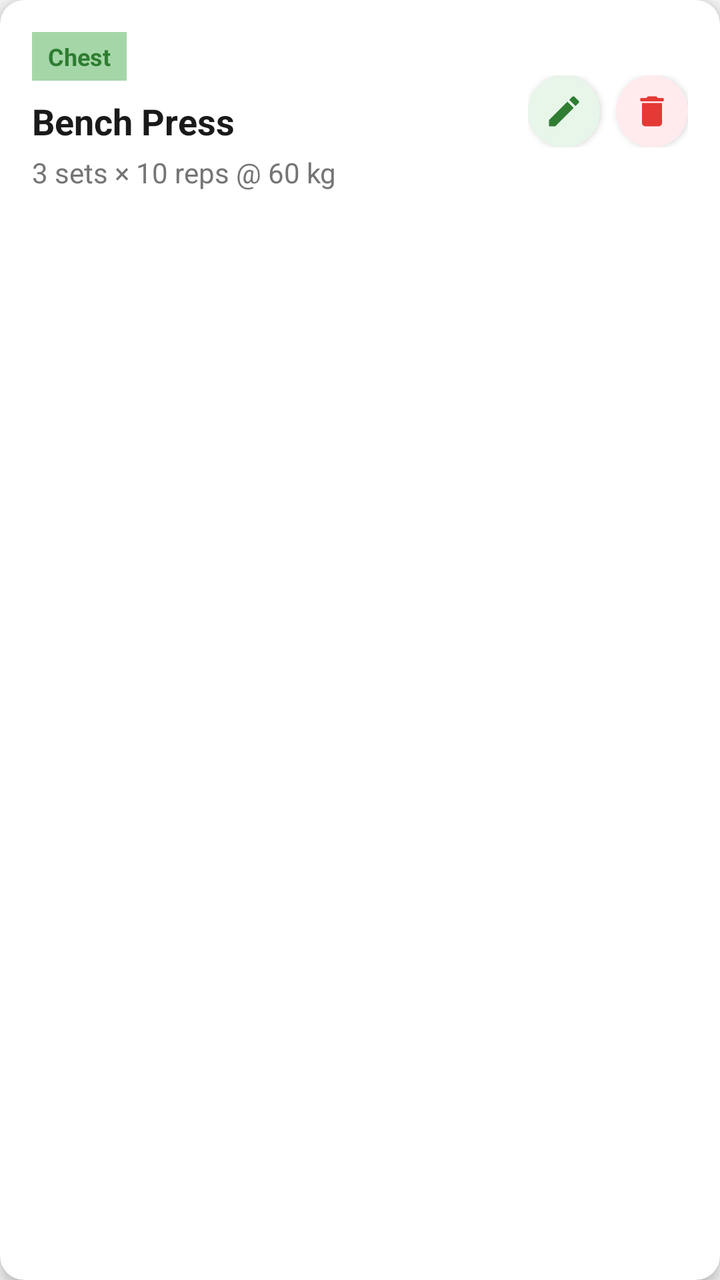
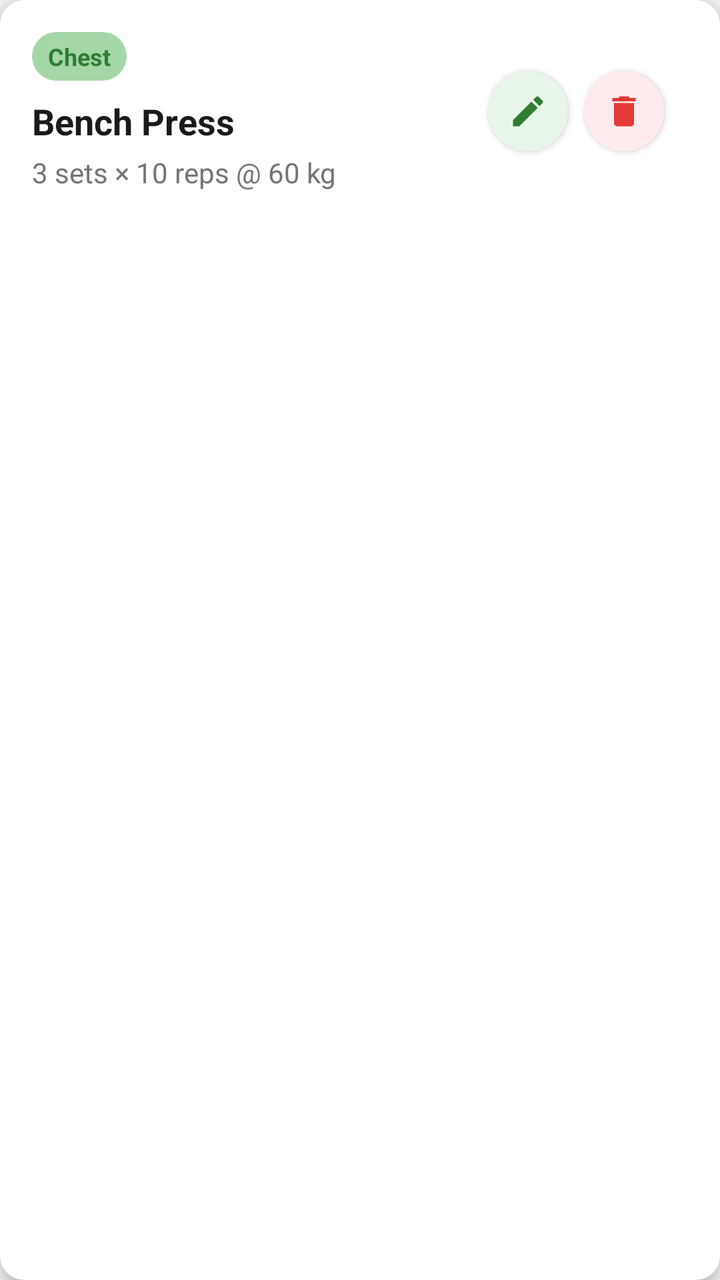

The first picture is an Android layout as it rendered before a commit; the second is the same layout after the commit. The layout source and the unified diff follow.
<!-- AndroidManifest.xml: application theme Theme.WorkoutTracker -->
<!-- res/layout/item_workout.xml -->
<?xml version="1.0" encoding="utf-8"?>
<com.google.android.material.card.MaterialCardView xmlns:android="http://schemas.android.com/apk/res/android"
    xmlns:app="http://schemas.android.com/apk/res-auto"
    android:layout_width="match_parent"
    android:layout_height="wrap_content"
    android:layout_marginHorizontal="16dp"
    android:layout_marginVertical="8dp"
    app:cardCornerRadius="12dp"
    app:cardElevation="4dp"
    app:cardBackgroundColor="@color/colorSurface">

    <LinearLayout
        android:layout_width="match_parent"
        android:layout_height="wrap_content"
        android:orientation="horizontal"
        android:padding="16dp"
        android:gravity="center_vertical">

        
        <LinearLayout
            android:layout_width="0dp"
            android:layout_height="wrap_content"
            android:layout_weight="1"
            android:orientation="vertical">

            
            <LinearLayout
                android:layout_width="wrap_content"
                android:layout_height="wrap_content"
                android:layout_marginBottom="8dp">

                <TextView
                    android:id="@+id/tvCategory"
                    android:layout_width="wrap_content"
                    android:layout_height="wrap_content"
                    android:text="Chest"
                    android:background="@color/colorHighlight"
                    android:textColor="@color/colorPrimary"
                    android:textSize="12sp"
                    android:textStyle="bold"
                    android:paddingHorizontal="8dp"
                    android:paddingVertical="4dp" />
            </LinearLayout>

            
            <TextView
                android:id="@+id/tvWorkoutName"
                android:layout_width="match_parent"
                android:layout_height="wrap_content"
                android:text="Bench Press"
                android:textSize="18sp"
                android:textStyle="bold"
                android:textColor="@color/colorTextPrimary"
                android:layout_marginBottom="4dp" />

            
            <TextView
                android:id="@+id/tvWorkoutDetails"
                android:layout_width="match_parent"
                android:layout_height="wrap_content"
                android:text="3 sets × 10 reps @ 60 kg"
                android:textColor="@color/colorTextSecondary"
                android:textSize="14sp" />

        </LinearLayout>

        
        <LinearLayout
            android:layout_width="wrap_content"
            android:layout_height="wrap_content"
            android:orientation="horizontal"
            android:gravity="center"
            android:layout_marginStart="16dp">

            
            <com.google.android.material.button.MaterialButton
                android:id="@+id/btnEdit"
                style="@style/Widget.MaterialComponents.Button.Icon"
                android:layout_width="36dp"
                android:layout_height="36dp"
                android:padding="0dp"
                app:icon="@drawable/ic_edit"
                app:iconSize="20dp"
                app:iconGravity="textStart"
                app:iconPadding="0dp"
                app:iconTint="@color/colorPrimary"
                app:backgroundTint="#E8F5E9"
                app:cornerRadius="18dp"
                app:rippleColor="@color/colorHighlight"
                android:layout_marginEnd="8dp"
                android:insetTop="0dp"
                android:insetBottom="0dp"
                android:insetLeft="0dp"
                android:insetRight="0dp"
                android:contentDescription="Edit" />

            
            <com.google.android.material.button.MaterialButton
                android:id="@+id/btnDelete"
                style="@style/Widget.MaterialComponents.Button.Icon"
                android:layout_width="36dp"
                android:layout_height="36dp"
                android:padding="0dp"
                app:icon="@drawable/ic_delete"
                app:iconSize="20dp"
                app:iconGravity="textStart"
                app:iconPadding="0dp"
                app:iconTint="@color/colorError"
                app:backgroundTint="#FFEBEE"
                app:cornerRadius="18dp"
                app:rippleColor="#FFCDD2"
                android:insetTop="0dp"
                android:insetBottom="0dp"
                android:insetLeft="0dp"
                android:insetRight="0dp"
                android:contentDescription="Delete" />

        </LinearLayout>

    </LinearLayout>

</com.google.android.material.card.MaterialCardView>
<!-- resources referenced by this layout -->
<resources>
  <color name="colorError">#E53935</color>
  <color name="colorHighlight">#A5D6A7</color>
  <color name="colorPrimary">#2E7D32</color>
  <color name="colorSurface">#FFFFFF</color>
  <color name="colorTextPrimary">#1A1A1A</color>
  <color name="colorTextSecondary">#757575</color>
  <!-- drawable ic_delete (drawable) -->
  <vector xmlns:android="http://schemas.android.com/apk/res/android"
      android:width="24dp"
      android:height="24dp"
      android:viewportWidth="24"
      android:viewportHeight="24">
    <path
        android:fillColor="#E53935"
        android:pathData="M6,19c0,1.1 0.9,2 2,2h8c1.1,0 2-0.9 2-2V7H6v12z M19,4h-3.5l-1-1h-5l-1,1H5v2h14V4z"/>
  </vector>
  <!-- drawable ic_edit (drawable) -->
  <vector xmlns:android="http://schemas.android.com/apk/res/android"
      android:width="24dp"
      android:height="24dp"
      android:viewportWidth="24"
      android:viewportHeight="24">
    <path
        android:fillColor="#2E7D32"
        android:pathData="M3,17.25V21h3.75L17.81,9.94l-3.75-3.75L3,17.25z M20.71,7.04c0.39-0.39,0.39-1.02,0-1.41l-2.34-2.34c-0.39-0.39-1.02-0.39-1.41,0l-1.83,1.83 3.75,3.75 1.83-1.83z"/>
  </vector>
  <style name="Theme.WorkoutTracker" parent="Base.Theme.WorkoutTracker" />
  <style name="Base.Theme.WorkoutTracker" parent="Theme.MaterialComponents.Light.NoActionBar">
          
          <item name="colorPrimary">@color/colorPrimary</item>
          <item name="colorPrimaryVariant">@color/colorPrimaryDark</item>
          <item name="colorOnPrimary">@color/white</item>
          
          <item name="colorSecondary">@color/colorAccent</item>
          <item name="colorSecondaryVariant">@color/colorPrimaryDark</item>
          <item name="colorOnSecondary">@color/white</item>
          
          <item name="android:statusBarColor">?attr/colorPrimaryVariant</item>
          
          <item name="android:windowBackground">@color/colorBackground</item>
      </style>
  <color name="colorPrimaryDark">#1B5E20</color>
  <color name="white">#FFFFFF</color>
  <color name="colorAccent">#66BB6A</color>
  <color name="colorBackground">#F5F5F5</color>
</resources>

<!-- the commit's change to res/layout/item_workout.xml (unified diff, before → after) -->
@@ -7,14 +7,18 @@
     android:layout_marginVertical="8dp"
     app:cardCornerRadius="12dp"
     app:cardElevation="4dp"
-    app:cardBackgroundColor="@color/colorSurface">
+    app:cardBackgroundColor="@color/colorSurface"
+    android:clipChildren="false"
+    android:clipToPadding="false">
 
     <LinearLayout
         android:layout_width="match_parent"
         android:layout_height="wrap_content"
         android:orientation="horizontal"
         android:padding="16dp"
-        android:gravity="center_vertical">
+        android:gravity="center_vertical"
+        android:clipChildren="false"
+        android:clipToPadding="false">
 
         
         <LinearLayout
@@ -34,7 +38,7 @@
                     android:layout_width="wrap_content"
                     android:layout_height="wrap_content"
                     android:text="Chest"
-                    android:background="@color/colorHighlight"
+                    android:background="@drawable/bg_category_pill"
                     android:textColor="@color/colorPrimary"
                     android:textSize="12sp"
                     android:textStyle="bold"
@@ -70,14 +74,16 @@
             android:layout_height="wrap_content"
             android:orientation="horizontal"
             android:gravity="center"
-            android:layout_marginStart="16dp">
+            android:layout_marginStart="16dp"
+            android:padding="8dp">
 
             
             <com.google.android.material.button.MaterialButton
                 android:id="@+id/btnEdit"
                 style="@style/Widget.MaterialComponents.Button.Icon"
-                android:layout_width="36dp"
-                android:layout_height="36dp"
+                android:layout_width="40dp"
+                android:layout_height="40dp"
+                android:layout_margin="4dp"
                 android:padding="0dp"
                 app:icon="@drawable/ic_edit"
                 app:iconSize="20dp"
@@ -85,9 +91,8 @@
                 app:iconPadding="0dp"
                 app:iconTint="@color/colorPrimary"
                 app:backgroundTint="#E8F5E9"
-                app:cornerRadius="18dp"
+                app:cornerRadius="20dp"
                 app:rippleColor="@color/colorHighlight"
-                android:layout_marginEnd="8dp"
                 android:insetTop="0dp"
                 android:insetBottom="0dp"
                 android:insetLeft="0dp"
@@ -98,8 +103,9 @@
             <com.google.android.material.button.MaterialButton
                 android:id="@+id/btnDelete"
                 style="@style/Widget.MaterialComponents.Button.Icon"
-                android:layout_width="36dp"
-                android:layout_height="36dp"
+                android:layout_width="40dp"
+                android:layout_height="40dp"
+                android:layout_margin="4dp"
                 android:padding="0dp"
                 app:icon="@drawable/ic_delete"
                 app:iconSize="20dp"
@@ -107,7 +113,7 @@
                 app:iconPadding="0dp"
                 app:iconTint="@color/colorError"
                 app:backgroundTint="#FFEBEE"
-                app:cornerRadius="18dp"
+                app:cornerRadius="20dp"
                 app:rippleColor="#FFCDD2"
                 android:insetTop="0dp"
                 android:insetBottom="0dp"
<!-- resource entries referenced after the edit -->
@@ -6,6 +6,13 @@
   <color name="colorSurface">#FFFFFF</color>
   <color name="colorTextPrimary">#1A1A1A</color>
   <color name="colorTextSecondary">#757575</color>
+  <!-- drawable bg_category_pill (drawable) -->
+  <?xml version="1.0" encoding="utf-8"?>
+  <shape xmlns:android="http://schemas.android.com/apk/res/android"
+      android:shape="rectangle">
+      <solid android:color="@color/colorHighlight"/>
+      <corners android:radius="100dp"/>
+  </shape>
   <!-- drawable ic_delete (drawable) -->
   <vector xmlns:android="http://schemas.android.com/apk/res/android"
       android:width="24dp"
